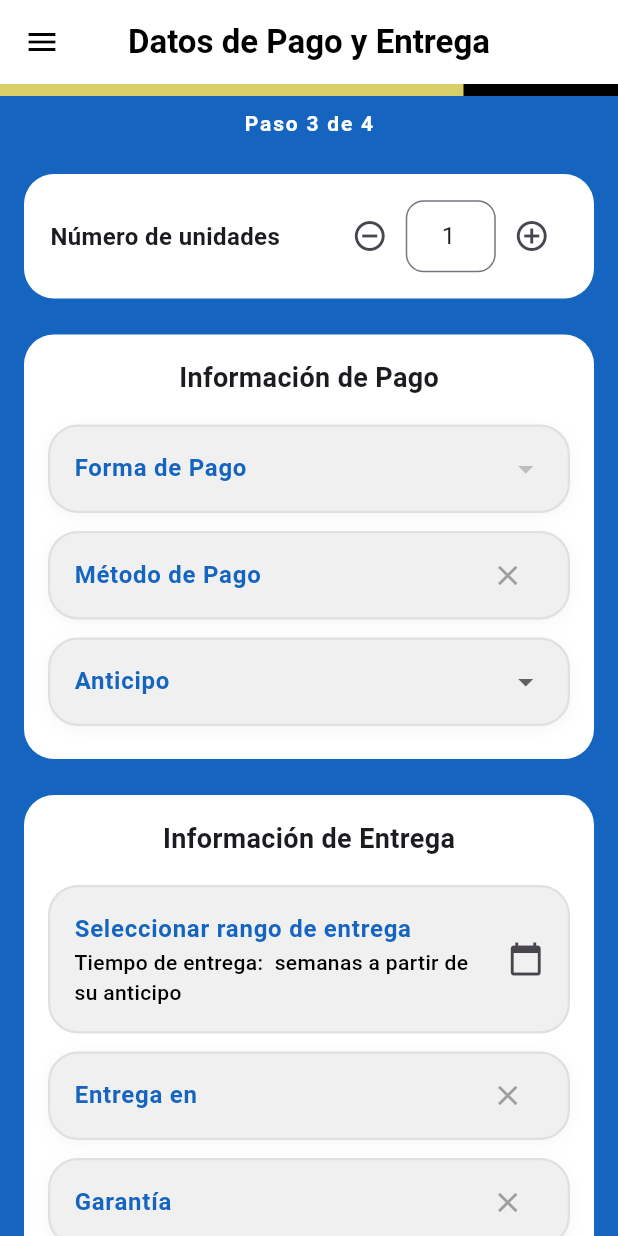
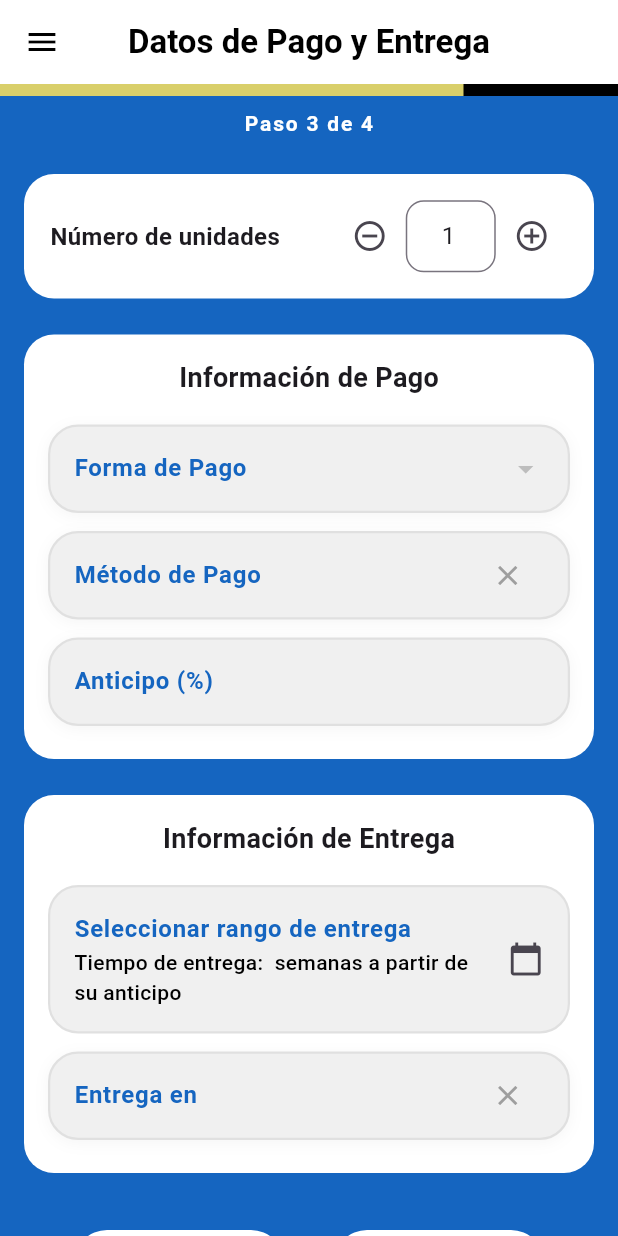
Before and after one commit to ricardomtnez/transtoolsapp, a Flutter app: the Seccion3 screen opened directly with empty values, on a phone screen of 412 x 824 dp. Run offline on Flutter 3.47's test engine with Material 3 defaults, Android fonts, the phone set to English and light mode, and no system bars; our stand-ins replace connectivity_plus, loading_indicator, pdf, printing, shared_preferences; accounts and stored records are empty.

Commit message:
Anticipo como TextField numérico con diseño y botón limpiar, validación 0-100

```diff
--- a/lib/main.dart
+++ b/lib/main.dart
@@ -59,7 +59,10 @@ class _MyAppState extends State<MyApp> {
           case "/seccion4":
             final args = settings.arguments as Map<String, dynamic>;
             return MaterialPageRoute(
-              builder: (_) => Seccion4(cotizacion: args['cotizacion']),
+              builder: (_) => Seccion4(
+                cotizacion: args['cotizacion'],
+                usuario: args['usuario'],
+              ),
             );
           default:
             return MaterialPageRoute(
--- a/lib/views/cotizador/seccion3.dart
+++ b/lib/views/cotizador/seccion3.dart
@@ -33,6 +33,7 @@ class _Seccion3State extends State<Seccion3> {
   final TextEditingController correoController = TextEditingController();
   final TextEditingController unidadesController = TextEditingController();
   final TextEditingController otroMetodoController = TextEditingController();
+  final TextEditingController anticipoController = TextEditingController();
 
   String? formaPago;
   String? metodoPago;
@@ -40,7 +41,6 @@ class _Seccion3State extends State<Seccion3> {
   String? moneda;
   String? entregaEn;
   String? tiempoEntrega;
-  String? garantia;
   String? cuentaSeleccionada;
 
   DateTime? fechaInicio;
@@ -60,7 +60,6 @@ class _Seccion3State extends State<Seccion3> {
 
   String? anticipoSeleccionado;
 
-  final List<String> garantias = ['6 meses', '12 meses'];
   final List<String> cuentasMXN = [
     'BBVA Bancomer - 123456789 - Clabe: 012345678901234567',
     'Santander - 123456789 - Clabe: 002180123456789012',
@@ -82,9 +81,6 @@ class _Seccion3State extends State<Seccion3> {
   bool entregaEnError = false;
   String? entregaEnErrorText;
 
-  bool garantiaError = false;
-  String? garantiaErrorText;
-
   bool rangoEntregaError = false;
   String? rangoEntregaErrorText;
 
@@ -99,9 +95,9 @@ class _Seccion3State extends State<Seccion3> {
     metodoPago = widget.cotizacion.metodoPago;
     moneda = widget.cotizacion.moneda;
     entregaEn = widget.cotizacion.entregaEn;
-    garantia = widget.cotizacion.garantia;
     cuentaSeleccionada = widget.cotizacion.cuentaSeleccionada;
     otroMetodoController.text = widget.cotizacion.otroMetodoPago ?? '';
+    anticipoController.text = anticipoSeleccionado ?? '';
     semanasEntrega = widget.cotizacion.semanasEntrega;
     fechaInicio = widget.cotizacion.fechaInicioEntrega;
     fechaFin = widget.cotizacion.fechaFinEntrega;
@@ -501,24 +497,79 @@ class _Seccion3State extends State<Seccion3> {
                                   },
                                 ),
                               ),
-                            _styledDropdown(
-                              label: 'Anticipo',
-                              value: anticipoSeleccionado,
-                              items: anticipos,
+Container(
+  margin: const EdgeInsets.symmetric(vertical: 6),
+  padding: const EdgeInsets.symmetric(horizontal: 16),
+  decoration: BoxDecoration(
+    color: const Color.fromARGB(255, 240, 240, 240),
+    borderRadius: BorderRadius.circular(20),
+    border: Border.all(
+      color: Colors.grey[300]!,
+      width: 1.5,
+    ),
+    boxShadow: [
+      BoxShadow(
+        // ignore: deprecated_member_use
+        color: Colors.black.withOpacity(0.04),
+        blurRadius: 8,
+        offset: const Offset(0, 2),
+      ),
+    ],
+  ),
+  child: TextFormField(
+    controller: anticipoController,
+    decoration: InputDecoration(
+      labelText: 'Anticipo (%)',
+      labelStyle: const TextStyle(
+        color: Color(0xFF1565C0),
+        fontWeight: FontWeight.bold,
+      ),
+      border: InputBorder.none,
+      suffixIcon: (anticipoController.text.isNotEmpty)
+          ? IconButton(
+              icon: const Icon(Icons.clear, size: 22, color: Colors.grey),
+              onPressed: () {
+                anticipoController.clear();
+                setState(() {
+                  anticipoSeleccionado = '';
+                });
+              },
+              splashRadius: 18,
+            )
+          : null,
+    ),
+    keyboardType: TextInputType.number,
+    inputFormatters: [
+      FilteringTextInputFormatter.digitsOnly,
+      TextInputFormatter.withFunction((oldValue, newValue) {
+        if (newValue.text.isEmpty) return newValue;
+        final value = int.tryParse(newValue.text);
+        if (value == null || value < 0 || value > 100) {
+          return oldValue;
+        }
+        return newValue;
+      }),
+    ],
     onChanged: (value) {
       setState(() {
         anticipoSeleccionado = value;
       });
     },
-                              showClear: anticipoSeleccionado != null,
-                              onClear: () {
-                                setState(() {
-                                  anticipoSeleccionado = null;
-                                });
+    validator: (value) {
+      if (value == null || value.isEmpty) {
+        return 'Ingrese el porcentaje de anticipo';
+      }
+      final numValue = int.tryParse(value);
+      if (numValue == null || numValue < 0 || numValue > 100) {
+        return 'Ingrese un valor entre 0 y 100';
+      }
+      return null;
     },
+  ),
 ),
                           ],
                         ),
+
 
                         _buildSection(
                           title: "Información de Entrega",
@@ -625,14 +676,17 @@ class _Seccion3State extends State<Seccion3> {
                               label: 'Entrega en',
                               value: entregaEn,
                               items: const [
-                                'En Planta',
-                                'Acordar con el cliente',
+                                'Planta Titanium (El Carmen Tequexquitla)',
+                                'Planta LightWeight (Puebla)',
+                                'Instalaciones de Kenwort',
+                                'Instalaciones del Cliente',
                               ],
                               onChanged: (value) {
                                 setState(() {
                                   entregaEn = value;
                                   entregaEnError = false;
                                   entregaEnErrorText = null;
+                                  anticipoSeleccionado = value;
                                 });
                               },
                               error: entregaEnError,
@@ -643,31 +697,6 @@ class _Seccion3State extends State<Seccion3> {
                                   entregaEn = null;
                                   entregaEnError = false;
                                   entregaEnErrorText = null;
-                                });
-                              },
-                              validator: (value) => value == null
-                                  ? 'Seleccione una opción'
-                                  : null,
-                            ),
-                            _styledDropdown(
-                              label: 'Garantía',
-                              value: garantia,
-                              items: garantias,
-                              onChanged: (value) {
-                                setState(() {
-                                  garantia = value;
-                                  garantiaError = false;
-                                  garantiaErrorText = null;
-                                });
-                              },
-                              error: garantiaError,
-                              errorText: garantiaErrorText,
-                              showClear: garantia != null,
-                              onClear: () {
-                                setState(() {
-                                  garantia = null;
-                                  garantiaError = false;
-                                  garantiaErrorText = null;
                                 });
                               },
                               validator: (value) => value == null
@@ -690,7 +719,6 @@ class _Seccion3State extends State<Seccion3> {
                                       metodoPago: metodoPago,
                                       moneda: moneda,
                                       entregaEn: entregaEn,
-                                      garantia: garantia,
                                       cuentaSeleccionada: cuentaSeleccionada,
                                       otroMetodoPago:
                                           otroMetodoController.text.isNotEmpty
@@ -749,11 +777,6 @@ class _Seccion3State extends State<Seccion3> {
                                         ? 'Seleccione una opción'
                                         : null;
 
-                                    garantiaError = garantia == null;
-                                    garantiaErrorText = garantiaError
-                                        ? 'Seleccione una opción'
-                                        : null;
-
                                     rangoEntregaError =
                                         (fechaInicio == null ||
                                         fechaFin == null);
@@ -776,7 +799,6 @@ class _Seccion3State extends State<Seccion3> {
                                       monedaError ||
                                       cuentaError ||
                                       entregaEnError ||
-                                      garantiaError ||
                                       rangoEntregaError) {
                                     // Mostrar alerta o scroll al primer error
                                     return;
@@ -795,7 +817,6 @@ class _Seccion3State extends State<Seccion3> {
                                           metodoPago: metodoPago,
                                           moneda: moneda,
                                           entregaEn: entregaEn,
-                                          garantia: garantia,
                                           cuentaSeleccionada:
                                               cuentaSeleccionada,
                                           otroMetodoPago:
@@ -807,7 +828,8 @@ class _Seccion3State extends State<Seccion3> {
                                           fechaInicioEntrega: fechaInicio,
                                           fechaFinEntrega: fechaFin,
                                           semanasEntrega: semanasEntrega,
-                                          anticipoSeleccionado: anticipoSeleccionado,
+                                          anticipoSeleccionado:
+                                              anticipoSeleccionado,
                                         );
 
                                     // Navegar a la Sección 4 pasando el objeto cotización actualizado
@@ -816,6 +838,7 @@ class _Seccion3State extends State<Seccion3> {
                                       '/seccion4',
                                       arguments: {
                                         'cotizacion': cotizacionActualizada,
+                                        'usuario': _usuario,
                                       },
                                     );
                                   }
```
Also changed, not shown: lib/views/cotizador/seccion4.dart (+29 -5 lines). Lines whose indentation alone changed are shown as unchanged.
